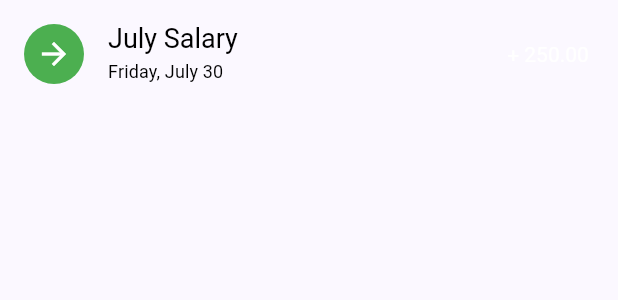
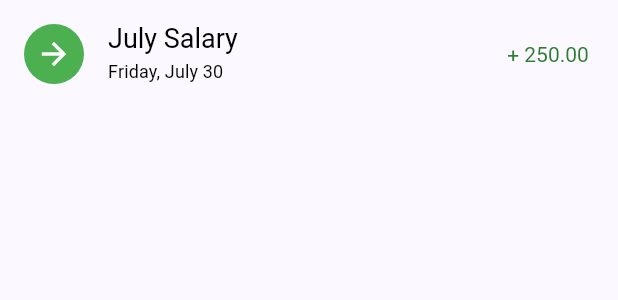
Before and after one commit to Denismr7/spending_planner, a Flutter app: the TransactionItem widget shown alone on an empty page, opened directly with sample values from the repository, on a phone screen of 412 x 824 dp. Shown: the top 300 px of the screen. Run offline on Flutter 3.47's test engine with Material 2 defaults, Android fonts, the phone set to English and light mode, and no system bars; our stand-ins replace cloud_firestore, firebase_auth, firebase_core; accounts and stored records are empty.

Commit message:
Fixed incomes color

```diff
--- a/lib/widgets/overview/transaction_item.dart
+++ b/lib/widgets/overview/transaction_item.dart
@@ -61,7 +61,7 @@ class TransactionItem extends StatelessWidget {
         trailing: Text(
           '$symbol ${transaction.amount.toStringAsFixed(2)} $currency',
           style: TextStyle(
-            color: isIncome ? Colors.white : expenseColor,
+            color: isIncome ? Colors.green[800] : expenseColor,
           ),
         ),
       ),
```
